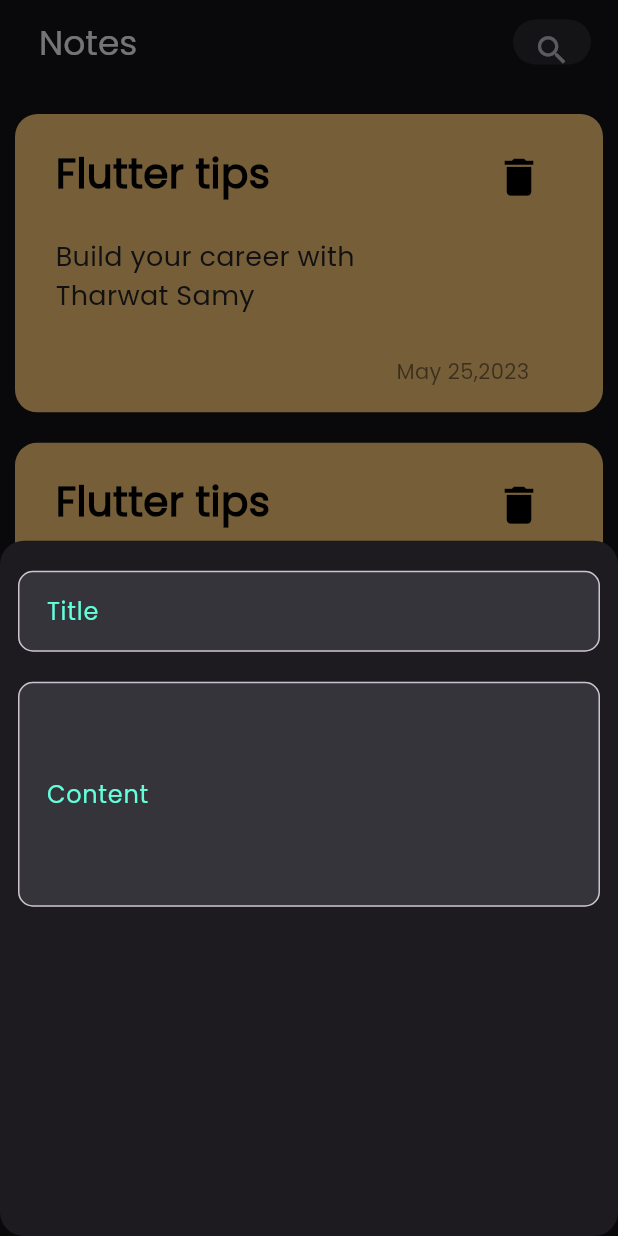
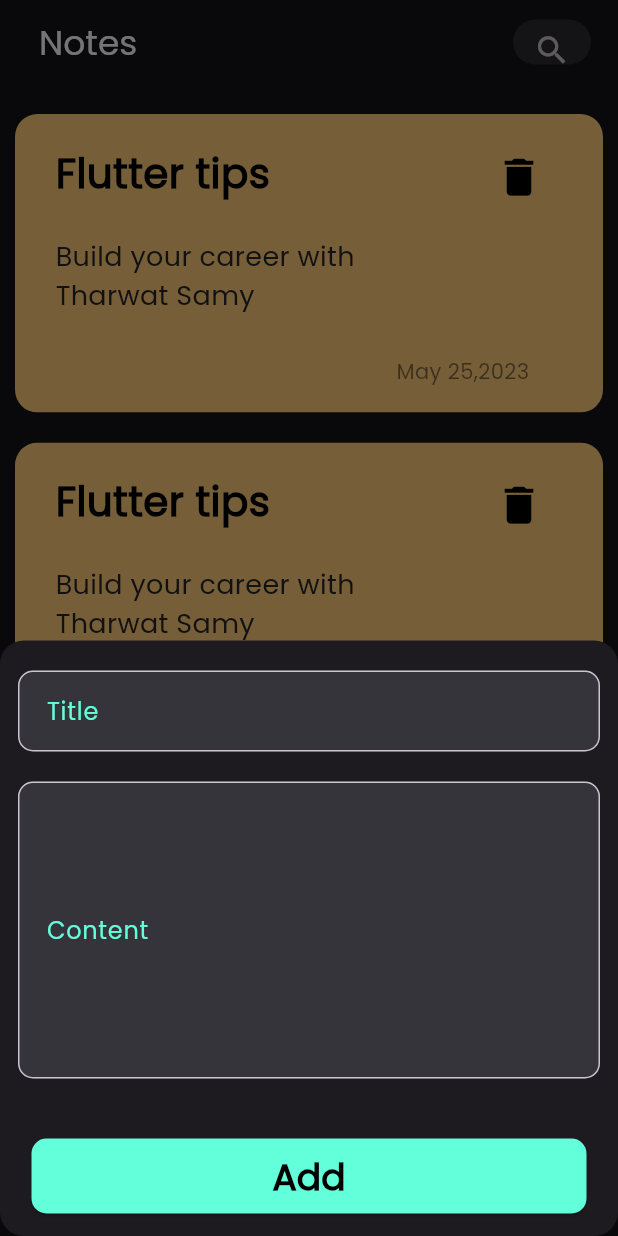
Before and after one commit to ahmaddamr/note_app, a Flutter app: the screen it shows after launch, after a tap on the "add" icon, on a phone screen of 412 x 824 dp. Run offline on Flutter 3.47's test engine with Material 3 defaults, Android fonts, the phone set to English and light mode, and no system bars.

Commit message:
finish modal bottom sheet

```diff
--- a/lib/views/notes_view.dart
+++ b/lib/views/notes_view.dart
@@ -1,5 +1,7 @@
 import 'package:flutter/material.dart';
+import 'package:note_app/widgets/custom_button.dart';
 import 'package:note_app/widgets/custom_text_field.dart';
+import 'package:note_app/widgets/modal_bottom_sheet.dart';
 import 'package:note_app/widgets/notes_list_view.dart';
 
 class NotesView extends StatelessWidget {
@@ -55,19 +57,3 @@ class NotesView extends StatelessWidget {
         body: CustomListView());
   }
 }
-class ModalBottomSheet extends StatelessWidget {
-  const ModalBottomSheet({super.key});
-
-  @override
-  Widget build(BuildContext context) {
-    return Container(
-        child: Column(
-          children: [
-            CustomTextField(hint: 'Title'),
-            CustomTextField(hint: 'Content',
-            maxLines: 5,)
-          ],
-        ),
-    );
-  }
-}
--- /dev/null
+++ b/lib/widgets/custom_button.dart
@@ -0,0 +1,27 @@
+import 'package:flutter/material.dart';
+
+class CustomButton extends StatelessWidget {
+    CustomButton({super.key,required this.onPressed,required this.text});
+
+    VoidCallback onPressed ;
+    String text ;
+  @override
+  Widget build(BuildContext context) {
+    return Padding(
+      padding: const EdgeInsets.only(bottom: 15.0),
+      child: ElevatedButton(
+          onPressed: onPressed,
+          style: ElevatedButton.styleFrom(
+              backgroundColor: Color(0xff63FFDA),
+              shape:
+                  RoundedRectangleBorder(borderRadius: BorderRadius.circular(10)),
+              minimumSize: Size(370, 50)),
+          child: Text(
+            '$text',
+            style: TextStyle(fontSize: 24,
+            color: Colors.black,
+            fontWeight: FontWeight.bold),
+          )),
+    );;
+  }
+}
--- /dev/null
+++ b/lib/widgets/modal_bottom_sheet.dart
@@ -0,0 +1,26 @@
+import 'package:flutter/material.dart';
+import 'package:note_app/widgets/custom_button.dart';
+import 'package:note_app/widgets/custom_text_field.dart';
+
+class ModalBottomSheet extends StatelessWidget {
+  const ModalBottomSheet({super.key});
+
+  @override
+  Widget build(BuildContext context) {
+    return Container(
+        child: SingleChildScrollView(
+          child: Column(
+            children: [
+              CustomTextField(hint: 'Title'),
+              CustomTextField(hint: 'Content',
+              maxLines: 7,),
+              SizedBox(
+                height: 40,
+              ),
+              CustomButton(onPressed: () {}, text: 'Add')
+            ],
+          ),
+        ),
+    );
+  }
+}
```
